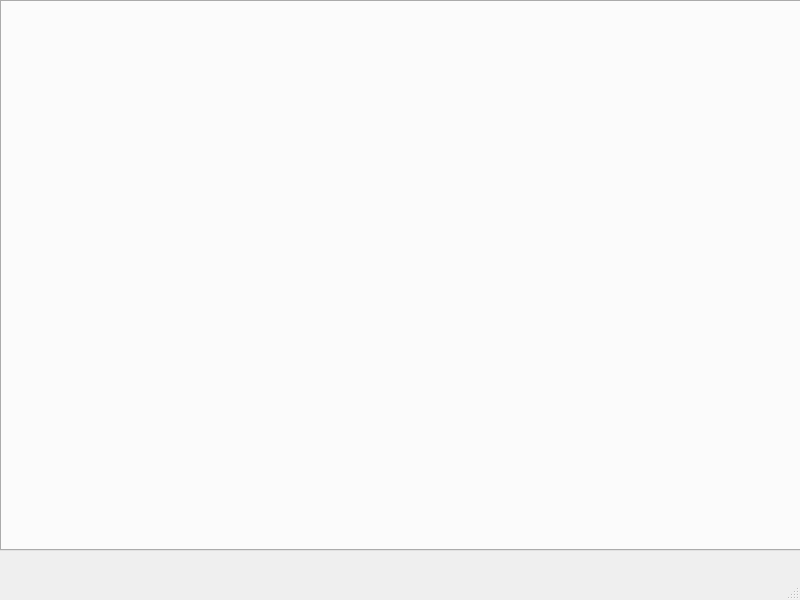
Above: wmm/src/DataSourceManager.ui from AndyBRoswell/wmm before the change. Below: the same form after it.
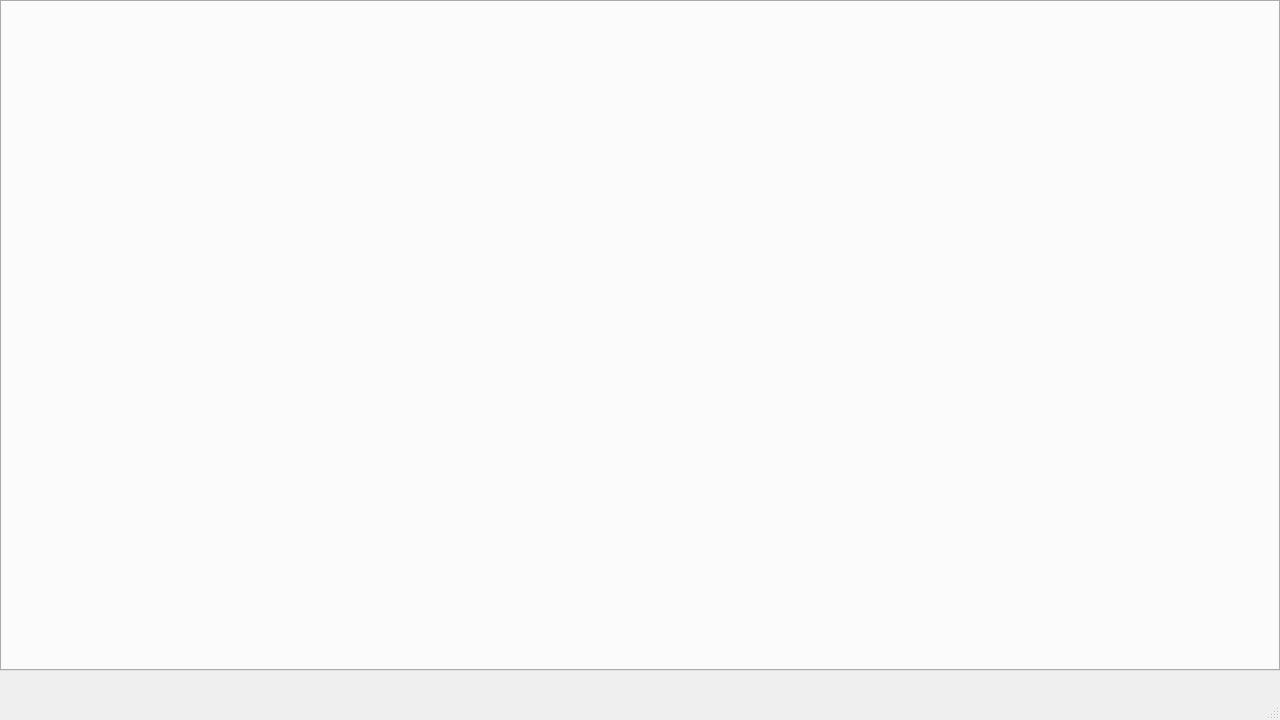
That is the form after the change.

What changed in the file:
```diff
--- a/wmm/src/DataSourceManager.ui
+++ b/wmm/src/DataSourceManager.ui
@@ -6,8 +6,8 @@
    <rect>
     <x>0</x>
     <y>0</y>
-    <width>800</width>
-    <height>600</height>
+    <width>1280</width>
+    <height>720</height>
    </rect>
   </property>
   <property name="windowTitle">
@@ -19,8 +19,8 @@
      <rect>
       <x>0</x>
       <y>0</y>
-      <width>801</width>
-      <height>551</height>
+      <width>1280</width>
+      <height>671</height>
      </rect>
     </property>
     <property name="currentIndex">
```
Left out of the diff: 2 changed lines with no effect on the pictures.
